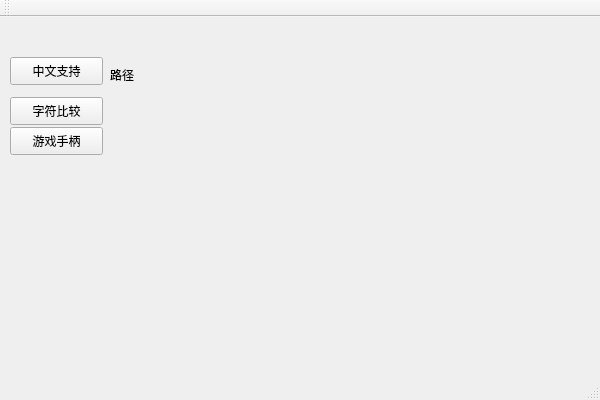
fg2fg3/UtilSdk, file UtilGui/src/UtilGui.ui: the form before one commit.
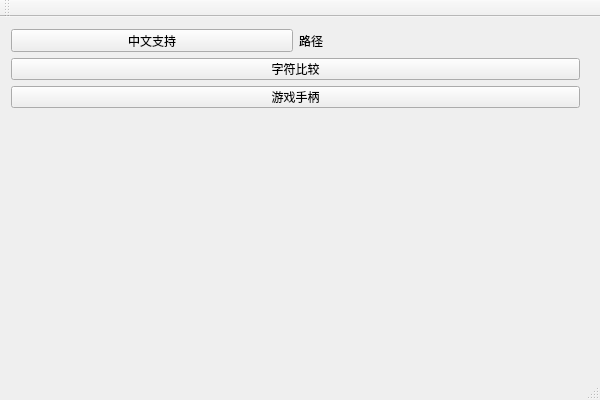
The form after the commit.

The edit to the form file:
```diff
--- a/UtilGui/src/UtilGui.ui
+++ b/UtilGui/src/UtilGui.ui
@@ -14,57 +14,49 @@
    <string>UtilGui</string>
   </property>
   <widget class="QWidget" name="centralWidget">
+   <widget class="QWidget" name="verticalLayoutWidget">
+    <property name="geometry">
+     <rect>
+      <x>0</x>
+      <y>1</y>
+      <width>591</width>
+      <height>101</height>
+     </rect>
+    </property>
+    <layout class="QVBoxLayout" name="verticalLayout">
+     <item>
+      <layout class="QHBoxLayout" name="horizontalLayout">
+       <item>
    <widget class="QPushButton" name="m_pBtChineseSupport">
-    <property name="geometry">
-     <rect>
-      <x>10</x>
-      <y>40</y>
-      <width>93</width>
-      <height>28</height>
-     </rect>
-    </property>
     <property name="text">
      <string>中文支持</string>
     </property>
    </widget>
+       </item>
+       <item>
    <widget class="QLabel" name="m_pLbPath">
-    <property name="geometry">
-     <rect>
-      <x>110</x>
-      <y>50</y>
-      <width>421</width>
-      <height>16</height>
-     </rect>
-    </property>
     <property name="text">
      <string>路径</string>
     </property>
    </widget>
+       </item>
+      </layout>
+     </item>
+     <item>
    <widget class="QPushButton" name="m_pBtCompare">
-    <property name="geometry">
-     <rect>
-      <x>10</x>
-      <y>80</y>
-      <width>93</width>
-      <height>28</height>
-     </rect>
-    </property>
     <property name="text">
      <string>字符比较</string>
     </property>
    </widget>
+     </item>
+     <item>
    <widget class="QPushButton" name="m_pBtJoyStick">
-    <property name="geometry">
-     <rect>
-      <x>10</x>
-      <y>110</y>
-      <width>93</width>
-      <height>28</height>
-     </rect>
-    </property>
     <property name="text">
      <string>游戏手柄</string>
     </property>
+      </widget>
+     </item>
+    </layout>
    </widget>
   </widget>
   <widget class="QMenuBar" name="menuBar">
```
Lines whose indentation alone changed are shown as unchanged.
